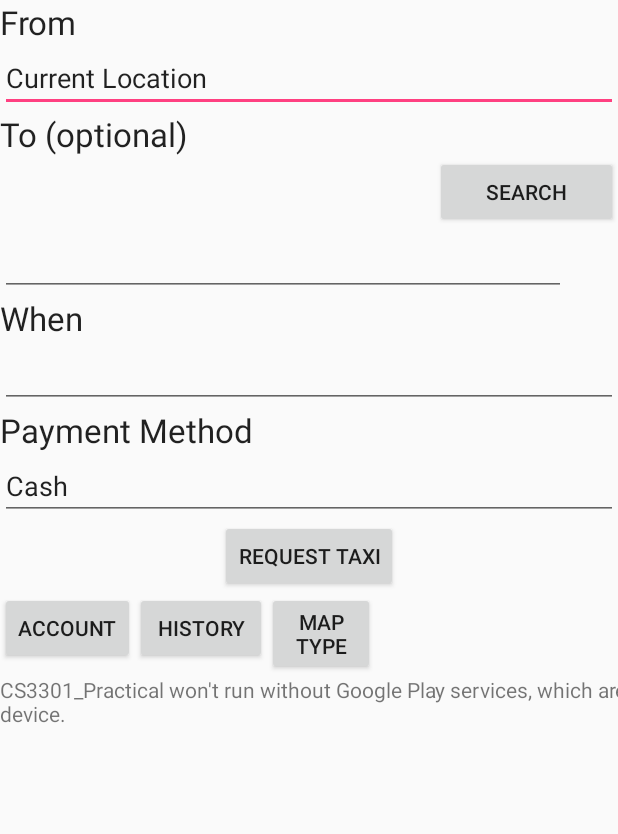
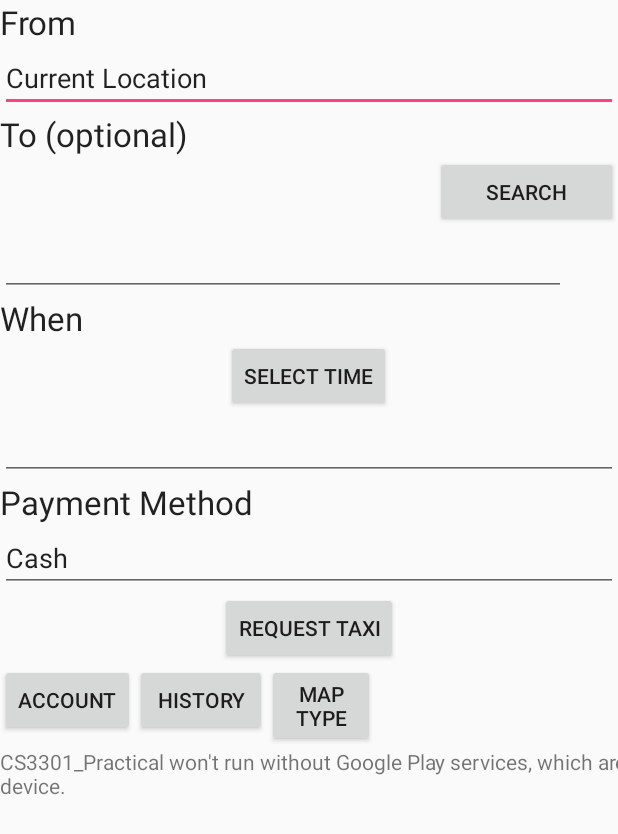
Before and after one commit to simey94/SudoUber, an Android app: the MainActivity screen opened directly, with no data from a screen before it, on a phone screen of 412 x 824 dp. Shown: the top 834 px of the screen. Run offline under Robolectric (Android 15) with nearby library versions, the phone set to English and light mode, and no system bars.

Commit message:
Added timePicker dialog for time selection

```diff
--- a/app/src/main/java/com/example/cs3301/cs3301_practical/MainActivity.java
+++ b/app/src/main/java/com/example/cs3301/cs3301_practical/MainActivity.java
@@ -2,6 +2,7 @@ package com.example.cs3301.cs3301_practical;
 
 import android.Manifest;
 import android.app.AlertDialog;
+import android.app.FragmentManager;
 import android.content.Intent;
 import android.content.pm.PackageManager;
 import android.location.Address;
@@ -35,11 +36,11 @@ import java.io.IOException;
 import java.util.List;
 import java.util.Locale;
 
-public class MainActivity extends FragmentActivity implements OnMapReadyCallback, View.OnClickListener {
+public class MainActivity extends FragmentActivity implements OnMapReadyCallback, View.OnClickListener, TimeDialogActivity.Communicator {
 
     private GoogleMap mMap;
     // UI elements
-    Button bAccount, bMapType, bTaxi, bHistory, bRequest, bSearch;
+    Button bAccount, bMapType, bTaxi, bHistory, bRequest, bSearch, bTime;
     PopupMenu popupMenu, histPopupMenu;
     EditText etName, etAge, etUsername, etFrom, etDestination, etWhen, etPayment;
 
@@ -70,6 +71,7 @@ public class MainActivity extends FragmentActivity implements OnMapReadyCallback
         bHistory = (Button) findViewById(R.id.bHistory);
         bRequest = (Button) findViewById(R.id.bRequest);
         bSearch = (Button) findViewById(R.id.bSearch);
+        bTime = (Button) findViewById(R.id.bTime);
 
         // Click listeners
         bAccount.setOnClickListener(this);
@@ -78,6 +80,7 @@ public class MainActivity extends FragmentActivity implements OnMapReadyCallback
         bHistory.setOnClickListener(this);
         bRequest.setOnClickListener(this);
         bSearch.setOnClickListener(this);
+        bTime.setOnClickListener(this);
 
         clientLocalStore = new ClientLocalStore(this);
         journeyLocalStore = new JourneyLocalStore(this, clientLocalStore.getLoggedInClient().id);
@@ -199,7 +202,17 @@ public class MainActivity extends FragmentActivity implements OnMapReadyCallback
 
                 histPopupMenu.show();
                 break;
+
+            case R.id.bTime:
+                showTimeDialog();
+                break;
         }
+    }
+
+    public void showTimeDialog() {
+        FragmentManager fragmentManager = getFragmentManager();
+        TimeDialogActivity timeDialogActivity = new TimeDialogActivity();
+        timeDialogActivity.show(fragmentManager, "time");
     }
 
     public void search() {
@@ -400,8 +413,7 @@ public class MainActivity extends FragmentActivity implements OnMapReadyCallback
         mMap.animateCamera(CameraUpdateFactory.newCameraPosition(cameraPosition));
     }
 
-
-    /* Form Validation Methods */
+    /* Booking Form Validation Methods */
     public boolean isValidBookingDetails(String from, String destination, int when, String payment) {
         if (isValidFrom(from) && isValidDestination(destination) && isValidWhen(when) && isValidPayment(payment))
             return true;
@@ -455,4 +467,9 @@ public class MainActivity extends FragmentActivity implements OnMapReadyCallback
             return true;
         }
     }
+
+    @Override
+    public void onDialogMessage(String message) {
+        etWhen.setText(message);
+    }
 }
--- a/app/src/main/res/layout/activity_main.xml
+++ b/app/src/main/res/layout/activity_main.xml
@@ -46,10 +46,19 @@
         android:text="When"
         android:id="@+id/textView3" />
 
+    <Button
+        style="?android:attr/buttonStyleSmall"
+        android:layout_width="wrap_content"
+        android:layout_height="wrap_content"
+        android:text="Select time"
+        android:id="@+id/bTime"
+        android:layout_gravity="center_horizontal" />
+
     <EditText
         android:layout_width="match_parent"
         android:layout_height="wrap_content"
-        android:id="@+id/etWhen" />
+        android:id="@+id/etWhen"
+        android:layout_gravity="center_horizontal" />
 
     <TextView
         android:layout_width="wrap_content"
```
Also changed, not shown: app/src/main/java/com/example/cs3301/cs3301_practical/TimeDialogActivity.java (added, +65 -0 lines), app/src/main/res/layout/time_dialog.xml (added, +34 -0 lines).
